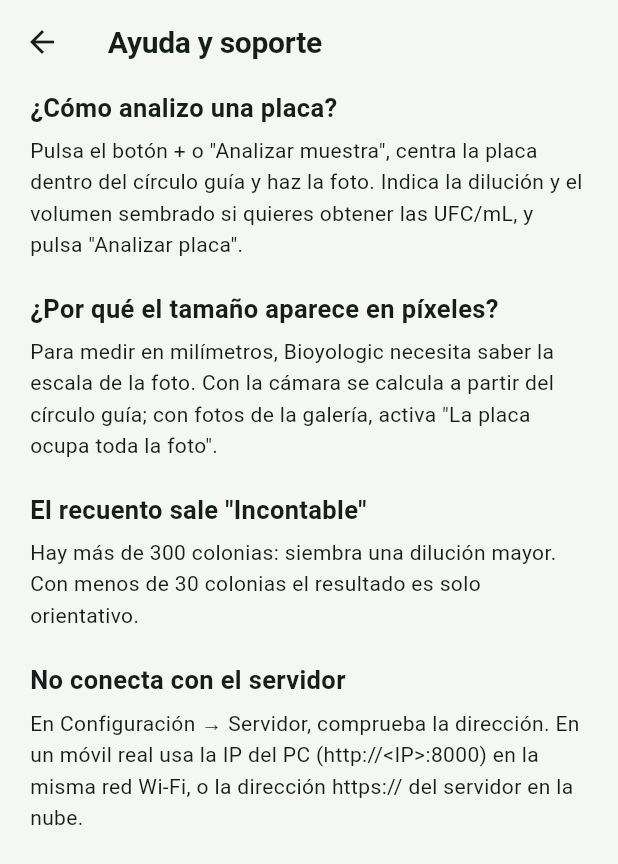
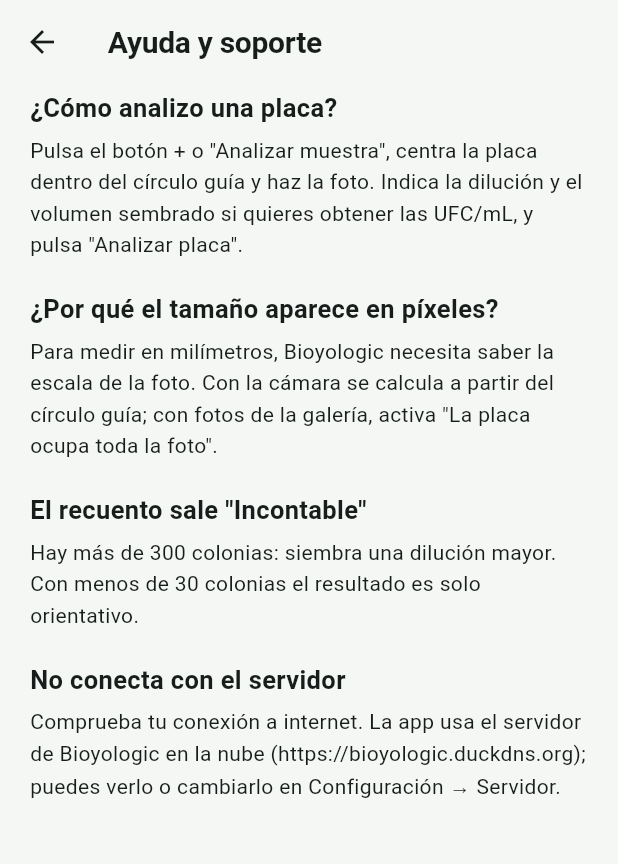
Before and after one commit to bioyologic/bioyologic, a Flutter app: the ProfileScreen screen opened directly, after a tap on "Ayuda y soporte", on a phone screen of 412 x 824 dp. Shown: the top 864 px of the screen. Run offline on Flutter 3.47's test engine with Material 3 defaults, Android fonts, the phone set to English and light mode, and no system bars; our stand-ins replace camera, image_picker, shared_preferences; accounts and stored records are empty; network calls fail.

Commit message:
App en la nube por defecto, solo HTTPS en la versión publicada y modelos en Git LFS
- La app usa https://bioyologic.duckdns.org (Oracle Cloud, Fráncfort) por defecto;
  el servidor local y el tráfico http quedan solo para desarrollo (debug).
- Modelos .pt y .onnx en el repositorio con Git LFS.
- Gantt del proyecto (Excel con ruta crítica y PDF).
- README, CONTRIBUTING, ficha de modelos y guía de despliegue actualizados.

```diff
--- a/app/lib/screens/info_screens.dart
+++ b/app/lib/screens/info_screens.dart
@@ -87,8 +87,8 @@ class HelpScreen extends StatelessWidget {
             'Hay más de 300 colonias: siembra una dilución mayor. Con menos de 30 colonias el resultado es solo '
                 'orientativo.'),
         ('No conecta con el servidor',
-            'En Configuración → Servidor, comprueba la dirección. En un móvil real usa la IP del PC '
-                '(http://<IP>:8000) en la misma red Wi-Fi, o la dirección https:// del servidor en la nube.'),
+            'Comprueba tu conexión a internet. La app usa el servidor de Bioyologic en la nube '
+                '(https://bioyologic.duckdns.org); puedes verlo o cambiarlo en Configuración → Servidor.'),
       ]);
 }
 
--- a/app/lib/state/app_state.dart
+++ b/app/lib/state/app_state.dart
@@ -19,10 +19,15 @@ class AppState extends ChangeNotifier {
   /// Repositorio del código fuente (AGPL-3.0). El servidor puede indicar otro en /about.
   static const sourceUrl = String.fromEnvironment('BIOYOLOGIC_SOURCE', defaultValue: 'https://github.com/Godjuanjo/bioyologic');
 
+  /// Servidor público de Bioyologic (Oracle Cloud, HTTPS).
+  static const cloudServer = 'https://bioyologic.duckdns.org';
+
   static String get defaultServer {
     if (_builtInServer.isNotEmpty) return _builtInServer;
     // En web la app se sirve desde la propia API (/app), así que el servidor es el mismo origen.
     if (kIsWeb) return Uri.base.origin;
+    // La versión publicada usa la nube; en desarrollo, el servidor del PC.
+    if (!kDebugMode) return cloudServer;
     // 10.0.2.2 es el localhost del PC visto desde el emulador de Android.
     if (defaultTargetPlatform == TargetPlatform.android) return 'http://10.0.2.2:8000';
     return 'http://localhost:8000';
```
Also changed, not shown: 15 other files.
